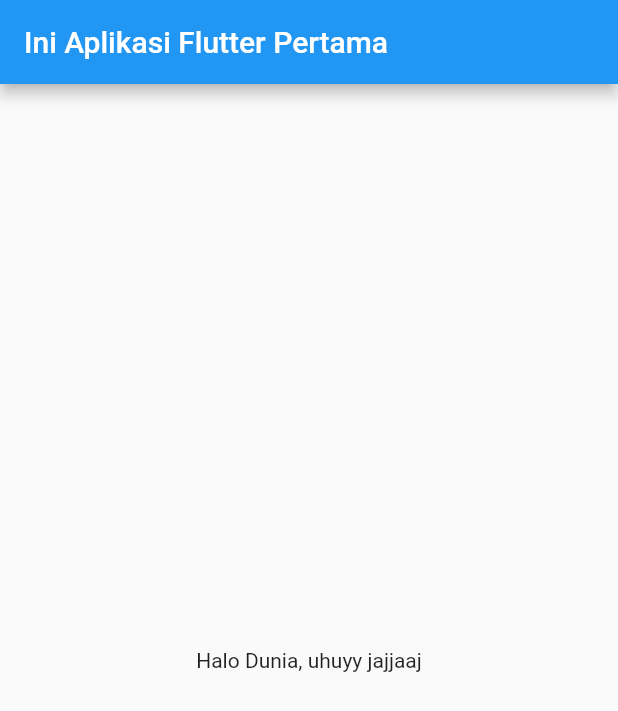
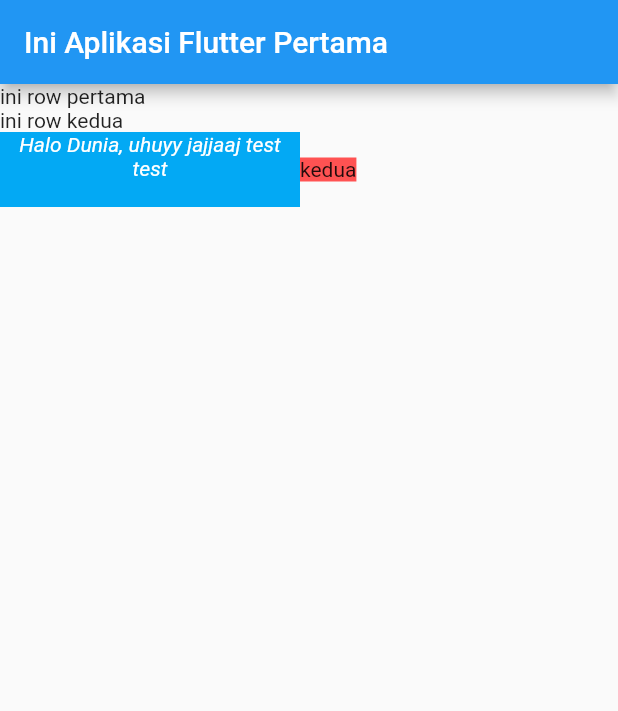
Before and after one commit to YudhaDev/flutter-training, a Flutter app: the screen it shows after launch, on a phone screen of 412 x 824 dp. Shown: the top 711 px of the screen. Run offline on Flutter 3.47's test engine with Material 2 defaults, Android fonts, the phone set to English and light mode, and no system bars.

Commit message:
push kedua

```diff
--- a/lib/main.dart
+++ b/lib/main.dart
@@ -3,13 +3,38 @@ import 'package:flutter/material.dart';
 void main() => runApp(AplikasiKu());
 
 class AplikasiKu extends StatelessWidget {
-  Widget build(BuildContext context){
+  Widget build(BuildContext context) {
     return MaterialApp(
-      home: Scaffold(
-        appBar: AppBar(title: Text("Ini Aplikasi Flutter Pertama")),
-        body: Center(child: Text("Halo Dunia, uhuyy jajjaaj"))
-        )
-    );
+        home: Scaffold(
+            appBar: AppBar(title: Text("Ini Aplikasi Flutter Pertama")),
+            body: Column(
+              crossAxisAlignment: CrossAxisAlignment.start,
+              children: [
+                Text("ini row pertama"),
+                Text("ini row kedua"),
+                Row(
+                  children: [
+                    Center(
+                        child: Container(
+                          color: Colors.lightBlue,
+                          width: 200,
+                          height: 50,
+                            child: Text(
+                      "Halo Dunia, uhuyy jajjaaj test test",
+                      textAlign: TextAlign.center,
+                      softWrap: true,
+                      maxLines: 5,
+                      overflow: TextOverflow.ellipsis,
+                      style: TextStyle(color: Colors.white, fontStyle: FontStyle.italic, ),
+                    ))),
+                    Container(
+                      color: Colors.redAccent,
+
+                      child: Text("kedua"))
+                  ],
+                )
+              ],
+            )));
   }
 }
 // void main() {
```
